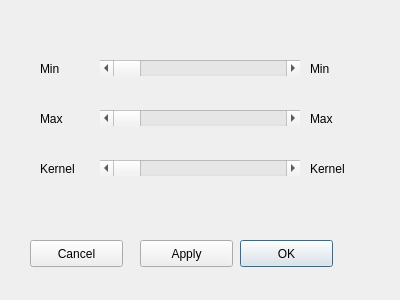
Before: the Qt Designer form dialog.ui in nasserGanjali/baslerCamera-findHole-openCV, drawn with Qt 5.
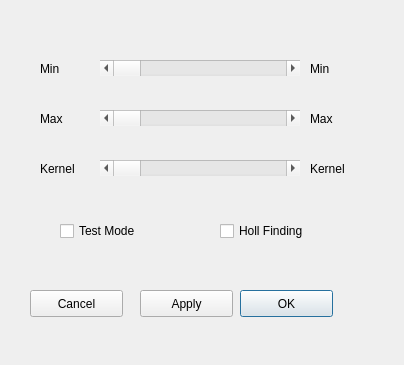
After: the same form once the commit is applied.

```diff
--- a/dialog.ui
+++ b/dialog.ui
@@ -6,8 +6,8 @@
    <rect>
     <x>0</x>
     <y>0</y>
-    <width>400</width>
-    <height>300</height>
+    <width>404</width>
+    <height>365</height>
    </rect>
   </property>
   <property name="windowTitle">
@@ -146,7 +146,7 @@
    <property name="geometry">
     <rect>
      <x>240</x>
-     <y>240</y>
+     <y>290</y>
      <width>93</width>
      <height>27</height>
     </rect>
@@ -159,7 +159,7 @@
    <property name="geometry">
     <rect>
      <x>30</x>
-     <y>240</y>
+     <y>290</y>
      <width>93</width>
      <height>27</height>
     </rect>
@@ -172,7 +172,7 @@
    <property name="geometry">
     <rect>
      <x>140</x>
-     <y>240</y>
+     <y>290</y>
      <width>93</width>
      <height>27</height>
     </rect>
@@ -181,6 +181,32 @@
     <string>Apply</string>
    </property>
   </widget>
+  <widget class="QCheckBox" name="rbnCameraMode">
+   <property name="geometry">
+    <rect>
+     <x>60</x>
+     <y>220</y>
+     <width>93</width>
+     <height>22</height>
+    </rect>
+   </property>
+   <property name="text">
+    <string>Test Mode</string>
+   </property>
+  </widget>
+  <widget class="QCheckBox" name="rbnHoll">
+   <property name="geometry">
+    <rect>
+     <x>220</x>
+     <y>220</y>
+     <width>111</width>
+     <height>22</height>
+    </rect>
+   </property>
+   <property name="text">
+    <string>Holl Finding</string>
+   </property>
+  </widget>
  </widget>
  <resources/>
  <connections/>
```
